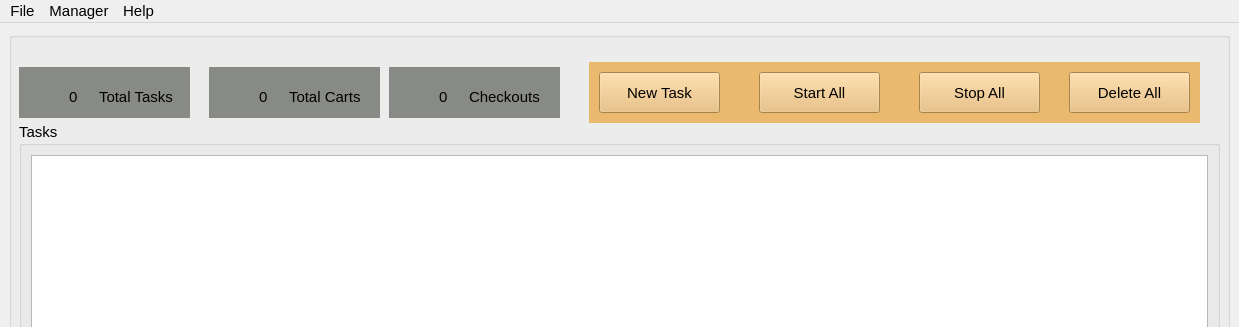
Qt form rabbit/view/ui/rabbit.ui (phongtran0715/shoppingbot) before a commit; both pictures show x 0 to 1239 and y 0 to 327 of the 1239 by 700 pixel window.
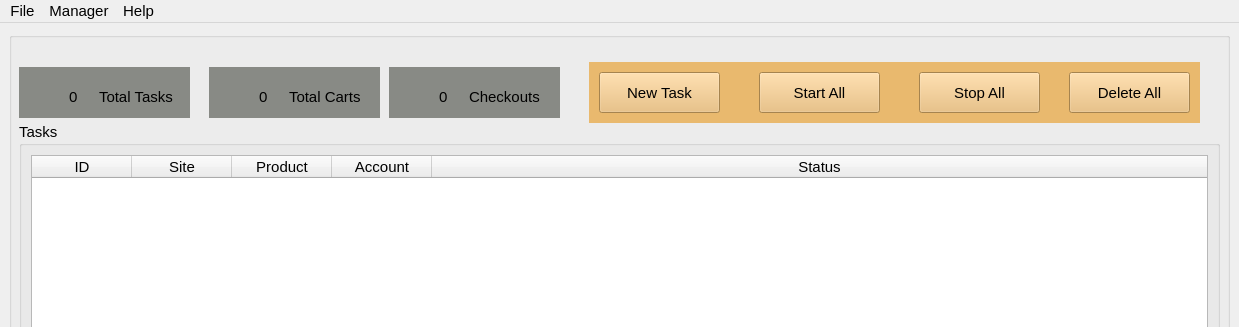
The same form after that commit. Icons and pictures are not drawn.

The edit to the form file:
```diff
--- a/rabbit/view/ui/rabbit.ui
+++ b/rabbit/view/ui/rabbit.ui
@@ -340,7 +340,7 @@
            <number>5</number>
           </property>
           <attribute name="horizontalHeaderVisible">
-           <bool>false</bool>
+           <bool>true</bool>
           </attribute>
           <attribute name="horizontalHeaderHighlightSections">
            <bool>true</bool>
```
